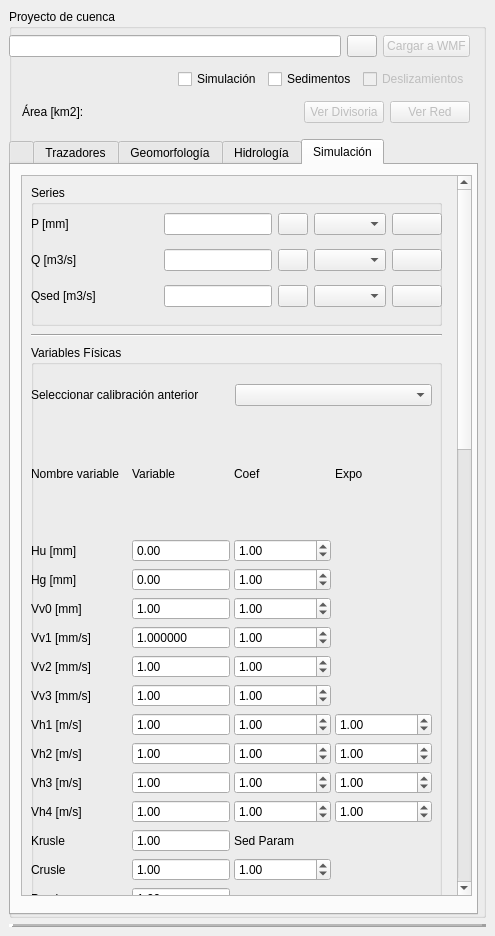
Above: qgisplugin/HydroSEDPlugin_dockwidget_base.ui from nicolas998/WMF before the change. Below: the same form after it.
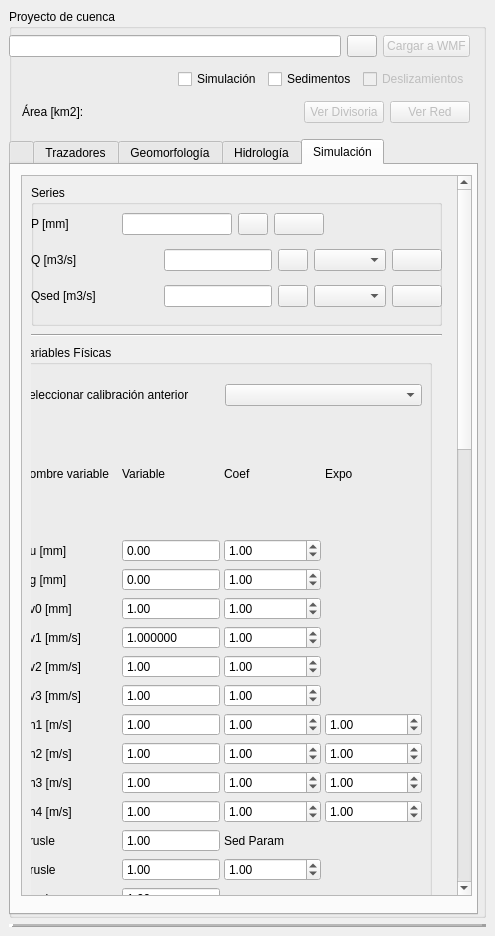
That is the form after the change. The open tabs and pages were chosen to show the change. Icons and pictures are not drawn.

```diff
--- a/qgisplugin/HydroSEDPlugin_dockwidget_base.ui
+++ b/qgisplugin/HydroSEDPlugin_dockwidget_base.ui
@@ -5022,7 +5022,7 @@
              <rect>
               <x>0</x>
               <y>0</y>
-              <width>433</width>
+              <width>436</width>
               <height>1918</height>
              </rect>
             </property>
@@ -5083,9 +5083,12 @@
                       <property name="orientation">
                        <enum>Qt::Horizontal</enum>
                       </property>
+                      <property name="sizeType">
+                       <enum>QSizePolicy::Preferred</enum>
+                      </property>
                       <property name="sizeHint" stdset="0">
                        <size>
-                        <width>40</width>
+                        <width>47</width>
                         <height>20</height>
                        </size>
                       </property>
@@ -5143,10 +5146,7 @@
                      </widget>
                     </item>
                     <item>
-                     <widget class="QComboBox" name="comboBox_11"/>
-                    </item>
-                    <item>
-                     <widget class="QPushButton" name="Button_Visualizar_Qobs_2">
+                     <widget class="QPushButton" name="Boton_Visualizar_Binario">
                       <property name="minimumSize">
                        <size>
                         <width>50</width>
@@ -5174,6 +5174,19 @@
                       </property>
                      </widget>
                     </item>
+                    <item>
+                     <spacer name="horizontalSpacer_27">
+                      <property name="orientation">
+                       <enum>Qt::Horizontal</enum>
+                      </property>
+                      <property name="sizeHint" stdset="0">
+                       <size>
+                        <width>40</width>
+                        <height>20</height>
+                       </size>
+                      </property>
+                     </spacer>
+                    </item>
                    </layout>
                   </item>
                   <item>
@@ -5409,7 +5422,7 @@
                <widget class="QGroupBox" name="groupBox_5">
                 <property name="geometry">
                  <rect>
-                  <x>0</x>
+                  <x>-10</x>
                   <y>160</y>
                   <width>411</width>
                   <height>711</height>
```
Left out of the diff: 146 changed lines with no effect on the pictures.
